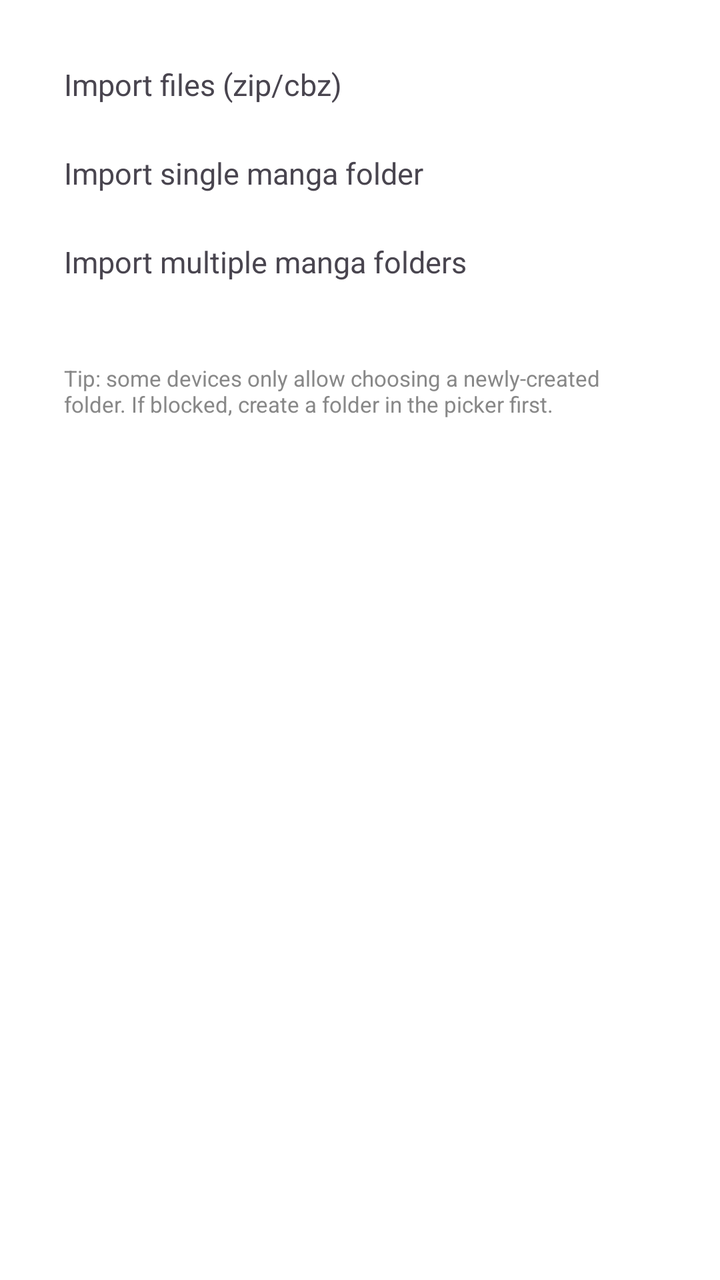
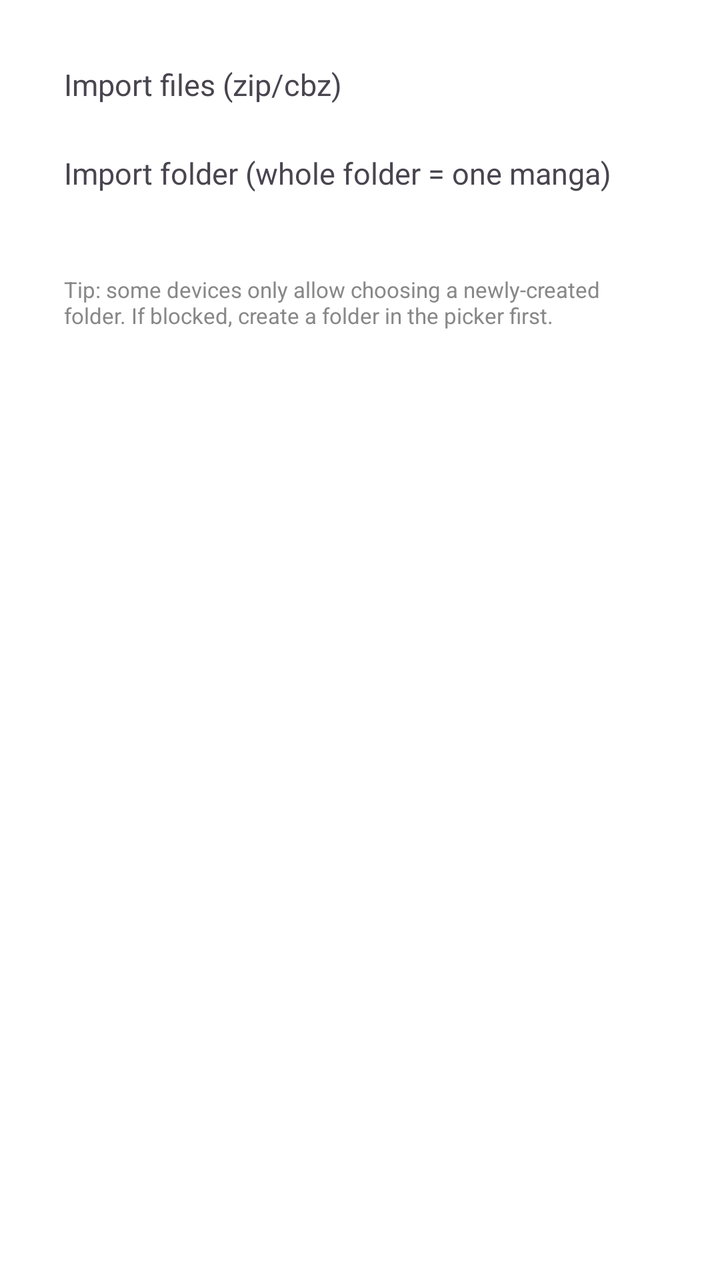

An Android layout rendered at two revisions. The XML below is the earlier revision; the diff shows what the commit changed to produce the second picture.
<!-- AndroidManifest.xml: application theme Theme.MT -->
<!-- res/layout/dialog_import_manga.xml -->
<?xml version="1.0" encoding="utf-8"?>
<LinearLayout
    xmlns:android="http://schemas.android.com/apk/res/android"
    android:layout_width="match_parent"
    android:layout_height="wrap_content"
    android:orientation="vertical"
    android:padding="20dp">

    <TextView
        android:id="@+id/btn_import_file"
        android:layout_width="match_parent"
        android:layout_height="wrap_content"
        android:padding="12dp"
        android:textSize="15sp"
        android:text="@string/import_manga_option_files"/>

    <TextView
        android:id="@+id/btn_import_single_dir"
        android:layout_width="match_parent"
        android:layout_height="wrap_content"
        android:padding="12dp"
        android:textSize="15sp"
        android:text="@string/import_manga_option_single_dir"/>

    <TextView
        android:id="@+id/btn_import_multi_dir"
        android:layout_width="match_parent"
        android:layout_height="wrap_content"
        android:padding="12dp"
        android:textSize="15sp"
        android:text="@string/import_manga_option_multi_dir"/>

    <TextView
        android:id="@+id/tv_storage_hint"
        android:layout_width="match_parent"
        android:layout_height="wrap_content"
        android:paddingStart="12dp"
        android:paddingTop="8dp"
        android:paddingEnd="12dp"
        android:textSize="11sp"
        android:textColor="@color/text_hint"/>

    <TextView
        android:layout_width="match_parent"
        android:layout_height="wrap_content"
        android:paddingStart="12dp"
        android:paddingTop="6dp"
        android:paddingEnd="12dp"
        android:textSize="11sp"
        android:textColor="@color/text_hint"
        android:text="@string/import_folder_hint"/>

</LinearLayout>
<!-- resources referenced by this layout -->
<resources>
  <color name="text_hint">#888888</color>
  <string name="import_folder_hint">Tip: some devices only allow choosing a newly-created folder. If blocked, create a folder in the picker first.</string>
  <string name="import_manga_option_files">Import files (zip/cbz)</string>
  <string name="import_manga_option_multi_dir">Import multiple manga folders</string>
  <string name="import_manga_option_single_dir">Import single manga folder</string>
  <style name="Theme.MT" parent="Base.Theme.MT">
          
          <item name="android:navigationBarColor">@android:color/transparent</item>
          <item name="android:statusBarColor">@android:color/transparent</item>
          <item name="android:windowLightStatusBar">?attr/isLightTheme</item>
      </style>
  <style name="Base.Theme.MT" parent="Theme.Material3.DayNight.NoActionBar">
          <item name="colorPrimary">@color/primary</item>
          <item name="preferenceTheme">@style/AppPreferenceTheme</item>
          <item name="android:windowBackground">@color/surface</item>
          <item name="android:navigationBarColor">
              @android:color/transparent
          </item>
          <item name="android:enforceNavigationBarContrast">false</item>
          <item name="android:enforceStatusBarContrast">false</item>
      </style>
  <color name="primary">#55AEEA</color>
  <style name="AppPreferenceTheme" parent="@style/PreferenceThemeOverlay">
          <item name="android:preferenceStyle">@style/AppPrefStyle</item>
      </style>
  <color name="surface">#FFFFFF</color>
  <style name="AppPrefStyle">
          <item name="android:layout">@layout/preference_item_fit</item>
      </style>
</resources>

<!-- the commit's change to res/layout/dialog_import_manga.xml (unified diff, before → after) -->
@@ -23,14 +23,6 @@
         android:text="@string/import_manga_option_single_dir"/>
 
     <TextView
-        android:id="@+id/btn_import_multi_dir"
-        android:layout_width="match_parent"
-        android:layout_height="wrap_content"
-        android:padding="12dp"
-        android:textSize="15sp"
-        android:text="@string/import_manga_option_multi_dir"/>
-
-    <TextView
         android:id="@+id/tv_storage_hint"
         android:layout_width="match_parent"
         android:layout_height="wrap_content"
<!-- resource entries referenced after the edit -->
@@ -3,8 +3,7 @@
   <color name="text_hint">#888888</color>
   <string name="import_folder_hint">Tip: some devices only allow choosing a newly-created folder. If blocked, create a folder in the picker first.</string>
   <string name="import_manga_option_files">Import files (zip/cbz)</string>
-  <string name="import_manga_option_multi_dir">Import multiple manga folders</string>
-  <string name="import_manga_option_single_dir">Import single manga folder</string>
+  <string name="import_manga_option_single_dir">Import folder (whole folder = one manga)</string>
   <style name="Theme.MT" parent="Base.Theme.MT">
           
           <item name="android:navigationBarColor">@android:color/transparent</item>
